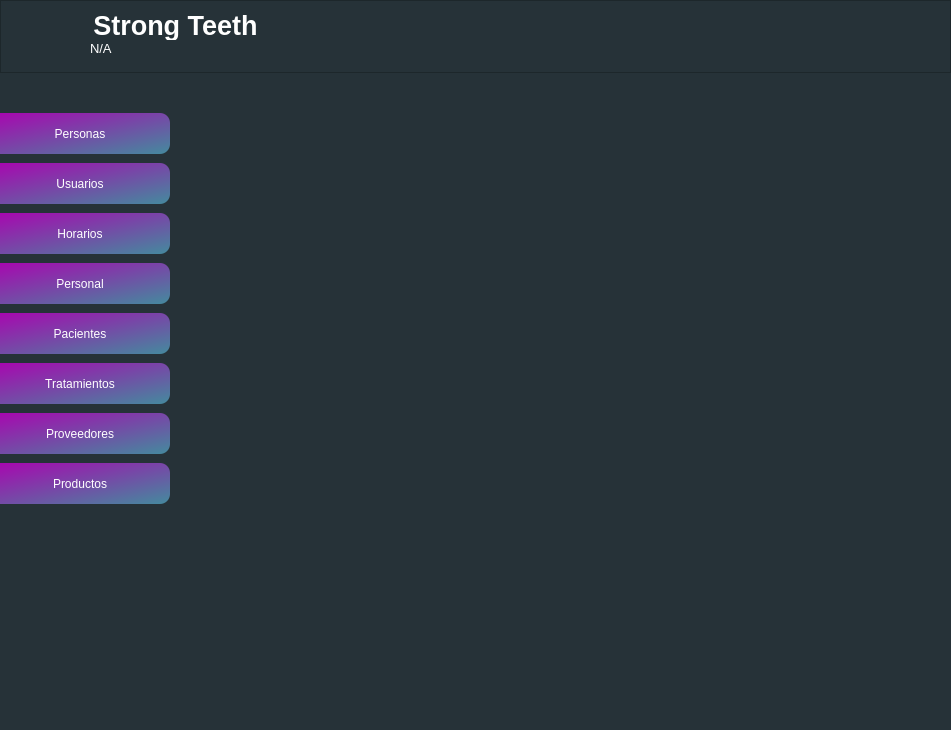
Before: the Qt Designer form ui/app.ui in hm2206/strong_teeth, drawn with Qt 5.
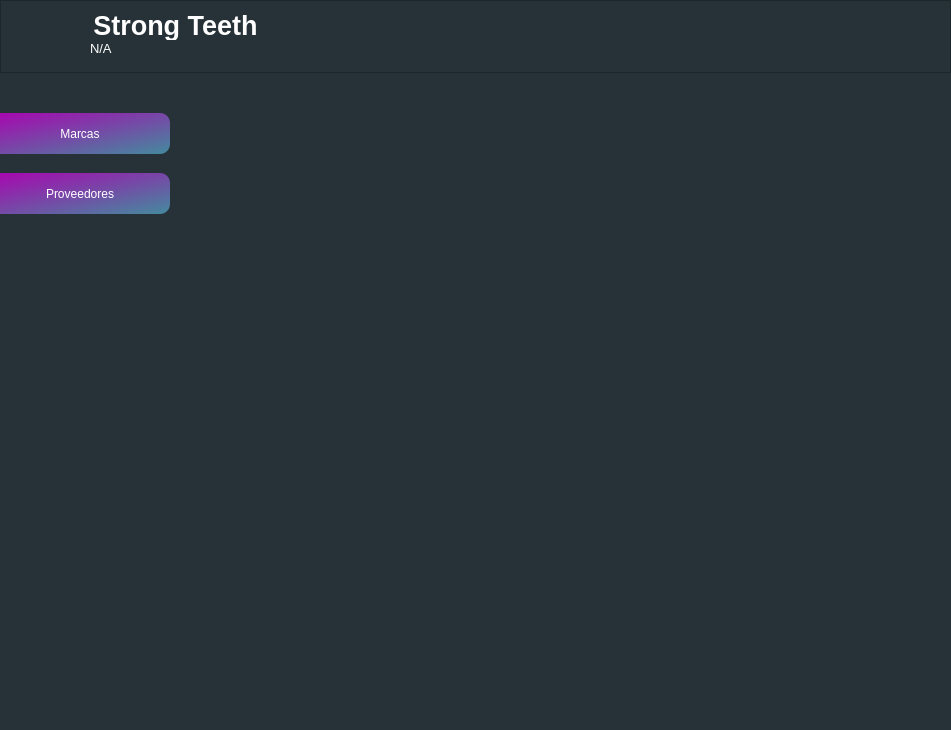
After: the same form once the commit is applied. Icons and pictures are not drawn.

```diff
--- a/ui/app.ui
+++ b/ui/app.ui
@@ -282,7 +282,7 @@
              <property name="geometry">
               <rect>
                <x>-10</x>
-               <y>290</y>
+               <y>40</y>
                <width>180</width>
                <height>41</height>
               </rect>
@@ -299,14 +299,14 @@
 }</string>
              </property>
              <property name="text">
-              <string>Tratamientos</string>
+              <string>Marcas</string>
              </property>
             </widget>
             <widget class="QPushButton" name="btn_proveedores">
              <property name="geometry">
               <rect>
                <x>-10</x>
-               <y>340</y>
+               <y>100</y>
                <width>180</width>
                <height>41</height>
               </rect>
@@ -326,150 +326,6 @@
               <string>Proveedores</string>
              </property>
             </widget>
-            <widget class="QPushButton" name="btn_usuarios">
-             <property name="geometry">
-              <rect>
-               <x>-10</x>
-               <y>90</y>
-               <width>180</width>
-               <height>41</height>
-              </rect>
-             </property>
-             <property name="cursor">
-              <cursorShape>PointingHandCursor</cursorShape>
-             </property>
-             <property name="styleSheet">
-              <string notr="true">QPushButton {
-    color:  white;
-	border-radius: 10px;
-	padding: 10px;
-	background-color: qlineargradient(spread:pad, x1:0, y1:0, x2:0.975124, y2:1, stop:0 rgba(170, 4, 176, 255), stop:1 rgba(69, 137, 158, 255));
-}</string>
-             </property>
-             <property name="text">
-              <string>Usuarios</string>
-             </property>
-            </widget>
-            <widget class="QPushButton" name="btn_personal">
-             <property name="geometry">
-              <rect>
-               <x>-10</x>
-               <y>190</y>
-               <width>180</width>
-               <height>41</height>
-              </rect>
-             </property>
-             <property name="cursor">
-              <cursorShape>PointingHandCursor</cursorShape>
-             </property>
-             <property name="styleSheet">
-              <string notr="true">QPushButton {
-    color:  white;
-	border-radius: 10px;
-	padding: 10px;
-	background-color: qlineargradient(spread:pad, x1:0, y1:0, x2:0.975124, y2:1, stop:0 rgba(170, 4, 176, 255), stop:1 rgba(69, 137, 158, 255));
-}</string>
-             </property>
-             <property name="text">
-              <string>Personal</string>
-             </property>
-            </widget>
-            <widget class="QPushButton" name="btn_personas">
-             <property name="geometry">
-              <rect>
-               <x>-10</x>
-               <y>40</y>
-               <width>180</width>
-               <height>41</height>
-              </rect>
-             </property>
-             <property name="cursor">
-              <cursorShape>PointingHandCursor</cursorShape>
-             </property>
-             <property name="styleSheet">
-              <string notr="true">QPushButton {
-    color:  white;
-	border-radius: 10px;
-	padding: 10px;
-	background-color: qlineargradient(spread:pad, x1:0, y1:0, x2:0.975124, y2:1, stop:0 rgba(170, 4, 176, 255), stop:1 rgba(69, 137, 158, 255));
-}</string>
-             </property>
-             <property name="text">
-              <string>Personas</string>
-             </property>
-            </widget>
-            <widget class="QPushButton" name="btn_pacientes">
-             <property name="geometry">
-              <rect>
-               <x>-10</x>
-               <y>240</y>
-               <width>180</width>
-               <height>41</height>
-              </rect>
-             </property>
-             <property name="cursor">
-              <cursorShape>PointingHandCursor</cursorShape>
-             </property>
-             <property name="styleSheet">
-              <string notr="true">QPushButton {
-    color:  white;
-	border-radius: 10px;
-	padding: 10px;
-	background-color: qlineargradient(spread:pad, x1:0, y1:0, x2:0.975124, y2:1, stop:0 rgba(170, 4, 176, 255), stop:1 rgba(69, 137, 158, 255));
-}</string>
-             </property>
-             <property name="text">
-              <string>Pacientes</string>
-             </property>
-            </widget>
-            <widget class="QPushButton" name="btn_horarios">
-             <property name="geometry">
-              <rect>
-               <x>-10</x>
-               <y>140</y>
-               <width>180</width>
-               <height>41</height>
-              </rect>
-             </property>
-             <property name="cursor">
-              <cursorShape>PointingHandCursor</cursorShape>
-             </property>
-             <property name="styleSheet">
-              <string notr="true">QPushButton {
-    color:  white;
-	border-radius: 10px;
-	padding: 10px;
-	background-color: qlineargradient(spread:pad, x1:0, y1:0, x2:0.975124, y2:1, stop:0 rgba(170, 4, 176, 255), stop:1 rgba(69, 137, 158, 255));
-}</string>
-             </property>
-             <property name="text">
-              <string>Horarios</string>
-             </property>
-            </widget>
-            <widget class="QPushButton" name="btn_productos">
-             <property name="geometry">
-              <rect>
-               <x>-10</x>
-               <y>390</y>
-               <width>180</width>
-               <height>41</height>
-              </rect>
-             </property>
-             <property name="cursor">
-              <cursorShape>PointingHandCursor</cursorShape>
-             </property>
-             <property name="styleSheet">
-              <string notr="true">QPushButton {
-    color:  white;
-	border-radius: 10px;
-	padding: 10px;
-	background-color: qlineargradient(spread:pad, x1:0, y1:0, x2:0.975124, y2:1, stop:0 rgba(170, 4, 176, 255), stop:1 rgba(69, 137, 158, 255));
-}</string>
-             </property>
-             <property name="text">
-              <string>Productos</string>
-             </property>
-            </widget>
            </widget>
           </item>
           <item>
```
Left out of the diff: 2 changed lines with no effect on the pictures.
